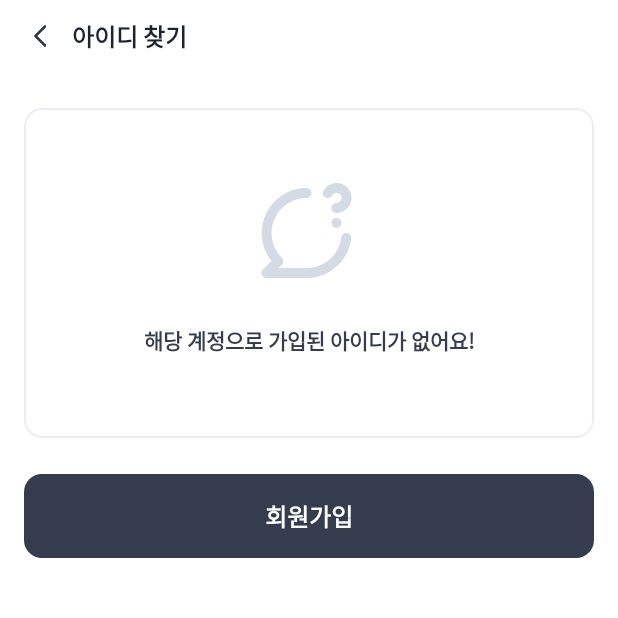
After one commit to Blue-Bird-Developers/pipit-Android, an Android app: the FindIdResultActivity screen opened directly, with no data from a screen before it, on a phone screen of 412 x 824 dp, the top half of it. The commit adds this screen. Run offline under Robolectric (Android 15) with nearby library versions, the phone set to English and light mode, and no system bars.

Commit message:
FindIdResultActivity 생성

```diff
--- a/app/src/main/AndroidManifest.xml
+++ b/app/src/main/AndroidManifest.xml
@@ -13,7 +13,8 @@
         android:supportsRtl="true"
         android:theme="@style/AppTheme"
         android:usesCleartextTraffic="true">
-        <activity android:name=".ui.login.PortalCertifyActivity"></activity>
+        <activity android:name=".ui.login.FindIdResultActivity"></activity>
+        <activity android:name=".ui.login.PortalCertifyActivity" />
         <activity android:name=".ui.alertsetting.AlertSettingActivity" />
         <activity android:name=".ui.WebViewActivity" />
         <activity
--- /dev/null
+++ b/app/src/main/java/com/bluebird/pipit/ui/login/FindIdResultActivity.kt
@@ -0,0 +1,27 @@
+package com.bluebird.pipit.ui.login
+
+import android.content.Intent
+import androidx.appcompat.app.AppCompatActivity
+import android.os.Bundle
+import com.bluebird.pipit.R
+import kotlinx.android.synthetic.main.activity_login_main.*
+
+class FindIdResultActivity : AppCompatActivity() {
+    override fun onCreate(savedInstanceState: Bundle?) {
+        super.onCreate(savedInstanceState)
+        setContentView(R.layout.activity_find_id_result)
+
+        init()
+    }
+
+    private fun init(){
+        setListeners()
+    }
+
+    private fun setListeners(){
+        signupBtn.setOnClickListener {
+            val intent = Intent(this, SignupPortalActivity::class.java)
+            startActivity(intent)
+        }
+    }
+}
--- /dev/null
+++ b/app/src/main/res/layout/activity_find_id_result.xml
@@ -0,0 +1,98 @@
+<?xml version="1.0" encoding="utf-8"?>
+<androidx.constraintlayout.widget.ConstraintLayout xmlns:android="http://schemas.android.com/apk/res/android"
+    xmlns:app="http://schemas.android.com/apk/res-auto"
+    xmlns:tools="http://schemas.android.com/tools"
+    android:layout_width="match_parent"
+    android:layout_height="match_parent"
+    tools:context=".ui.login.FindIdResultActivity">
+
+    <androidx.constraintlayout.widget.ConstraintLayout
+        android:id="@+id/appBar"
+        android:layout_width="match_parent"
+        android:layout_height="@dimen/app_bar_height"
+        app:layout_constraintTop_toTopOf="parent"
+        app:layout_constraintStart_toStartOf="parent"
+        app:layout_constraintEnd_toEndOf="parent">
+        <ImageView
+            android:id="@+id/backBtn"
+            android:layout_width="wrap_content"
+            android:layout_height="wrap_content"
+            android:layout_marginStart="@dimen/main_margin"
+            android:src="@drawable/ic_arrow_back"
+            app:layout_constraintStart_toStartOf="parent"
+            app:layout_constraintTop_toTopOf="parent"
+            app:layout_constraintBottom_toBottomOf="parent"/>
+        <TextView
+            android:id="@+id/activityTitle"
+            android:layout_width="wrap_content"
+            android:layout_height="wrap_content"
+            android:text="@string/find_id"
+            android:layout_marginStart="8dp"
+            android:textAppearance="@style/mainTitleStyle"
+            app:layout_constraintTop_toTopOf="parent"
+            app:layout_constraintStart_toEndOf="@id/backBtn"
+            app:layout_constraintBottom_toBottomOf="parent"/>
+    </androidx.constraintlayout.widget.ConstraintLayout>
+
+    <androidx.constraintlayout.widget.ConstraintLayout
+        android:layout_width="0dp"
+        android:layout_height="0dp"
+        android:paddingStart="@dimen/main_margin"
+        android:paddingEnd="@dimen/main_margin"
+        app:layout_constraintTop_toBottomOf="@id/appBar"
+        app:layout_constraintStart_toStartOf="parent"
+        app:layout_constraintEnd_toEndOf="parent"
+        app:layout_constraintBottom_toBottomOf="parent">
+
+        <com.google.android.material.card.MaterialCardView
+            android:id="@+id/resultBox"
+            android:layout_width="0dp"
+            android:layout_height="220dp"
+            android:layout_marginTop="24dp"
+            app:cardCornerRadius="12dp"
+            app:cardBackgroundColor="@color/white"
+            app:cardElevation="0dp"
+            app:strokeWidth="1dp"
+            app:strokeColor="@color/gray200"
+            app:layout_constraintStart_toStartOf="parent"
+            app:layout_constraintEnd_toEndOf="parent"
+            app:layout_constraintTop_toTopOf="parent">
+            <androidx.constraintlayout.widget.ConstraintLayout
+                android:layout_width="match_parent"
+                android:layout_height="match_parent">
+                <ImageView
+                    android:id="@+id/questionImg"
+                    android:layout_width="wrap_content"
+                    android:layout_height="wrap_content"
+                    android:src="@drawable/uil_comment_question"
+                    android:layout_marginTop="40dp"
+                    app:layout_constraintTop_toTopOf="parent"
+                    app:layout_constraintStart_toStartOf="parent"
+                    app:layout_constraintEnd_toEndOf="parent"/>
+                <TextView
+                    android:layout_width="wrap_content"
+                    android:layout_height="wrap_content"
+                    android:text="@string/find_id_fail_explanation"
+                    android:layout_marginTop="24dp"
+                    android:textAppearance="@style/subtitle3"
+                    android:textColor="@color/gray800"
+                    app:layout_constraintTop_toBottomOf="@id/questionImg"
+                    app:layout_constraintStart_toStartOf="parent"
+                    app:layout_constraintEnd_toEndOf="parent"/>
+            </androidx.constraintlayout.widget.ConstraintLayout>
+        </com.google.android.material.card.MaterialCardView>
+
+        <TextView
+            android:id="@+id/signupBtn"
+            style="@style/blackButtonStyle"
+            android:layout_width="0dp"
+            android:layout_height="56dp"
+            android:layout_marginTop="24dp"
+            android:text="@string/signup"
+            app:layout_constraintEnd_toEndOf="parent"
+            app:layout_constraintStart_toStartOf="parent"
+            app:layout_constraintTop_toBottomOf="@id/resultBox" />
+
+    </androidx.constraintlayout.widget.ConstraintLayout>
+
+</androidx.constraintlayout.widget.ConstraintLayout>
--- a/app/src/main/res/values/strings.xml
+++ b/app/src/main/res/values/strings.xml
@@ -11,6 +11,12 @@
     <string name="find_id_text"><u>아이디 찾기</u></string>
     <string name="reset_password_text"><u>비밀번호 재설정</u></string>
     <string name="wrong_id_password">아이디 또는 비밀번호가 잘못 입력되었어요!</string>
+    <!-- PortalCertify -->
+    <string name="portal_certify">포탈 인증</string>
+    <string name="find_id">아이디 찾기</string>
+    <!-- FindIdResult -->
+    <string name="find_id_fail_explanation">해당 계정으로 가입된 아이디가 없어요!</string>
+    <string name="find_id_success_explanation">포탈 정보와 일치하는 아이디에요!</string>
     <!-- Signup -->
     <string name="signup">회원가입</string>
     <string name="signup_explanation">본인 학번으로 1개의 아이디만 인증 가능합니다.\n신입생은 수험번호와 생년월일로 인증할 수 있어요 :)</string>
--- a/app/src/main/res/values/styles.xml
+++ b/app/src/main/res/values/styles.xml
@@ -188,4 +188,10 @@
         <item name="android:letterSpacing">-0.03</item>
         <item name="android:textStyle">normal</item>
     </style>
+
+    <!-- Text Style -->
+    <style name="subtitle3">
+        <item name="android:textSize">14dp</item>
+        <item name="android:textStyle">bold</item>
+    </style>
 </resources>
```
Also changed, not shown: app/src/main/java/com/bluebird/pipit/ui/login/LoginActivity.kt (+6 -1 lines), app/src/main/java/com/bluebird/pipit/ui/login/PortalCertifyActivity.kt (+21 -0 lines), app/src/main/res/layout/activity_portal_certify.xml (+94 -0 lines), app/src/main/res/drawable-hdpi/uil_comment_question.png (added), app/src/main/res/drawable-mdpi/uil_comment_question.png (added), app/src/main/res/drawable-xhdpi/uil_comment_question.png (added), app/src/main/res/drawable-xxhdpi/uil_comment_question.png (added), app/src/main/res/drawable-xxxhdpi/uil_comment_question.png (added).
